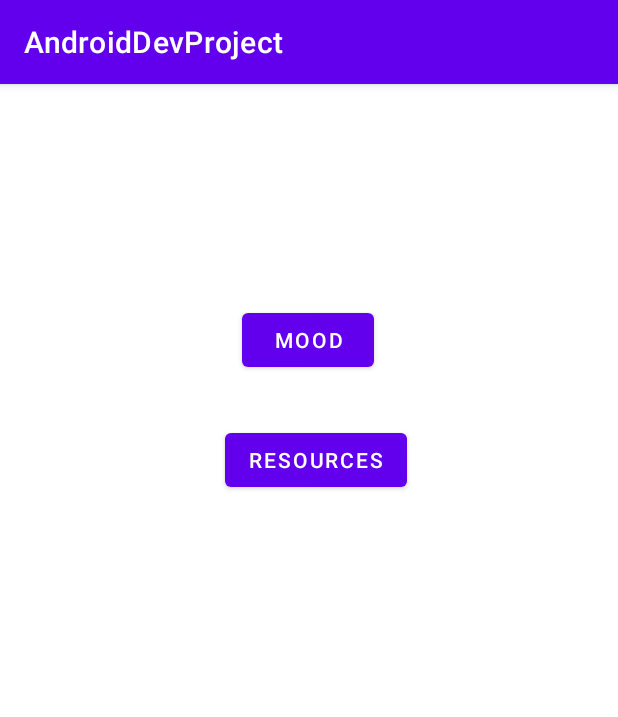
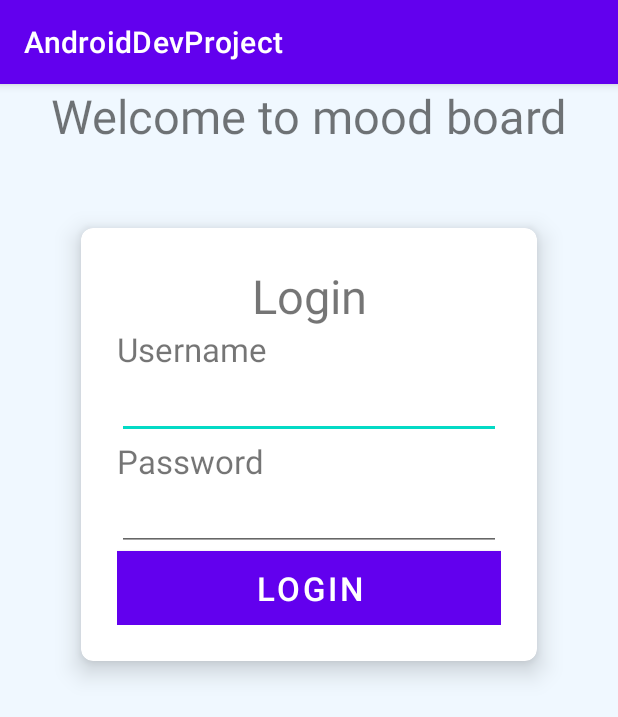
Before and after one commit to RaiyanAfiz/Mobile-Application-Development-Project, an Android app: the screen it shows after launch (MainActivity), on a phone screen of 412 x 824 dp. Shown: the top 717 px of the screen. Run offline under Robolectric (Android 15) with nearby library versions, the phone set to English and light mode, and no system bars.

Commit message:
modified 1

```diff
--- a/app/src/main/AndroidManifest.xml
+++ b/app/src/main/AndroidManifest.xml
@@ -9,6 +9,9 @@
         android:roundIcon="@mipmap/ic_launcher_round"
         android:supportsRtl="true"
         android:theme="@style/Theme.AndroidDevProject">
+        <activity
+            android:name=".Dashboard"
+            android:exported="false" />
         <activity
             android:name=".Resources"
             android:exported="false" />
--- a/app/src/main/java/com/example/androiddevproject/MainActivity.java
+++ b/app/src/main/java/com/example/androiddevproject/MainActivity.java
@@ -2,39 +2,40 @@ package com.example.androiddevproject;
 
 import androidx.appcompat.app.AppCompatActivity;
 
+import android.os.Bundle;
 import android.content.Intent;
-import android.os.Bundle;
 import android.view.View;
 import android.widget.Button;
+import android.widget.EditText;
+import android.widget.Toast;
 
 public class MainActivity extends AppCompatActivity {
+    private EditText usernameEditText;
+    private EditText passwordEditText;
+    private Button loginButton;
 
-    Button btn, btn2;
     @Override
     protected void onCreate(Bundle savedInstanceState) {
         super.onCreate(savedInstanceState);
         setContentView(R.layout.activity_main);
 
-        btn = findViewById(R.id.btn1);
-        btn2 = findViewById(R.id.btn2);
+        usernameEditText = findViewById(R.id.uname);
+        passwordEditText = findViewById(R.id.pwd);
+        loginButton = findViewById(R.id.lgnbtn);
 
-        btn.setOnClickListener(new View.OnClickListener() {
+        loginButton.setOnClickListener(new View.OnClickListener() {
             @Override
-            public void onClick(View view) {
-                Intent moveToMove = new Intent(MainActivity.this, Mood.class);
-                startActivity(moveToMove);
+            public void onClick(View v) {
+                if (usernameEditText.getText().length() > 0 && passwordEditText.getText().length() > 0) {
+                    //String toastMessage = "Username: " + usernameEditText.getText().toString() + ", Password: " + passwordEditText.getText().toString();
+                    //Toast.makeText(getApplicationContext(), toastMessage, Toast.LENGTH_SHORT).show();
+                    startActivity(new Intent(MainActivity.this, Dashboard.class));
+                }
+                else {
+                    String toastMessage = "Username or Password are not entered";
+                    Toast.makeText(getApplicationContext(), toastMessage, Toast.LENGTH_SHORT).show();
+                }
             }
         });
-
-        btn2.setOnClickListener(new View.OnClickListener() {
-            @Override
-            public void onClick(View view) {
-                Intent intent = new Intent(MainActivity.this, Resources.class);
-                startActivity(intent);
-            }
-        });
-
-
-
     }
 }
--- a/app/src/main/res/layout/activity_main.xml
+++ b/app/src/main/res/layout/activity_main.xml
@@ -1,35 +1,77 @@
 <?xml version="1.0" encoding="utf-8"?>
-<androidx.constraintlayout.widget.ConstraintLayout xmlns:android="http://schemas.android.com/apk/res/android"
-    xmlns:app="http://schemas.android.com/apk/res-auto"
+<LinearLayout xmlns:android="http://schemas.android.com/apk/res/android"
     xmlns:tools="http://schemas.android.com/tools"
     android:layout_width="match_parent"
     android:layout_height="match_parent"
-    tools:context=".MainActivity">
+    xmlns:card_view="http://schemas.android.com/apk/res-auto"
+    tools:context=".MainActivity"
+    android:orientation="vertical"
+    android:background="#f0f8ff">
 
-    <Button
-        android:id="@+id/btn1"
-        android:layout_width="wrap_content"
+    <TextView
+        android:layout_width="match_parent"
         android:layout_height="wrap_content"
-        android:text="@string/mood"
-        app:layout_constraintBottom_toBottomOf="parent"
-        app:layout_constraintEnd_toEndOf="parent"
-        app:layout_constraintHorizontal_bias="0.498"
-        app:layout_constraintStart_toStartOf="parent"
-        app:layout_constraintTop_toTopOf="parent"
-        app:layout_constraintVertical_bias="0.204" />
+        android:text="Welcome to mood board"
+        android:textSize="31sp"
+        android:textAlignment="center"
+        android:layout_gravity="center_horizontal" />
 
-    <Button
-        android:id="@+id/btn2"
-        android:layout_width="wrap_content"
+    <androidx.cardview.widget.CardView
+        android:layout_margin="54dp"
+        android:layout_width="match_parent"
         android:layout_height="wrap_content"
-        android:layout_marginStart="10dp"
-        android:layout_marginTop="100dp"
-        android:text="Resources"
-        app:layout_constraintBottom_toBottomOf="parent"
-        app:layout_constraintEnd_toEndOf="parent"
-        app:layout_constraintHorizontal_bias="0.498"
-        app:layout_constraintStart_toStartOf="parent"
-        app:layout_constraintTop_toTopOf="parent"
-        app:layout_constraintVertical_bias="0.204" />
+        card_view:cardCornerRadius="8dp"
+        card_view:cardElevation="10dp"
+        android:background="#b0c4de">
 
-</androidx.constraintlayout.widget.ConstraintLayout>
+        <LinearLayout
+            android:layout_width="match_parent"
+            android:layout_height="wrap_content"
+            android:orientation="vertical"
+            android:padding="24dp">
+
+            <TextView
+                android:layout_width="match_parent"
+                android:layout_height="wrap_content"
+                android:text="Login"
+                android:textSize="31sp"
+                android:textAlignment="center"
+                android:layout_gravity="center_horizontal" />
+
+            <TextView
+                android:layout_width="wrap_content"
+                android:layout_height="wrap_content"
+                android:textSize="22sp"
+                android:text="Username" />
+
+            <EditText
+                android:layout_width="match_parent"
+                android:layout_height="wrap_content"
+                android:inputType="text"
+                android:id="@+id/uname" />
+
+            <TextView
+                android:layout_width="wrap_content"
+                android:layout_height="wrap_content"
+                android:textSize="22sp"
+                android:text="Password" />
+
+            <EditText
+                android:layout_width="match_parent"
+                android:layout_height="wrap_content"
+                android:inputType="textPassword"
+                android:id="@+id/pwd" />
+
+            <Button
+                android:layout_width="match_parent"
+                android:layout_height="wrap_content"
+                android:id="@+id/lgnbtn"
+                android:text="LOGIN"
+                android:textSize="22sp"
+                android:background="#00bfff"/>
+
+        </LinearLayout>
+
+    </androidx.cardview.widget.CardView>
+
+</LinearLayout>
--- a/app/src/main/res/values/colors.xml
+++ b/app/src/main/res/values/colors.xml
@@ -7,4 +7,8 @@
     <color name="teal_700">#FF018786</color>
     <color name="black">#FF000000</color>
     <color name="white">#FFFFFFFF</color>
+    <color name="blue">#add8e6</color>
+    <color name="grey">#808080</color>
+    <color name="mauve">#9874a7</color>
+    <color name="teal">#008080</color>
 </resources>
```
Also changed, not shown: app/src/main/java/com/example/androiddevproject/Dashboard.java (added, +41 -0 lines), app/src/main/java/com/example/androiddevproject/Mood.java (+11 -1 lines), app/src/main/java/com/example/androiddevproject/Resources.java (+14 -0 lines), app/src/main/res/layout/activity_dashboard.xml (added, +95 -0 lines), app/src/main/res/layout/activity_mood.xml (+13 -3 lines), app/src/main/res/layout/activity_resources.xml (+21 -17 lines), app/src/main/res/drawable-v24/bg.png (added), app/src/main/res/drawable-v24/journal.png (added), app/src/main/res/drawable-v24/mood.png (added).
